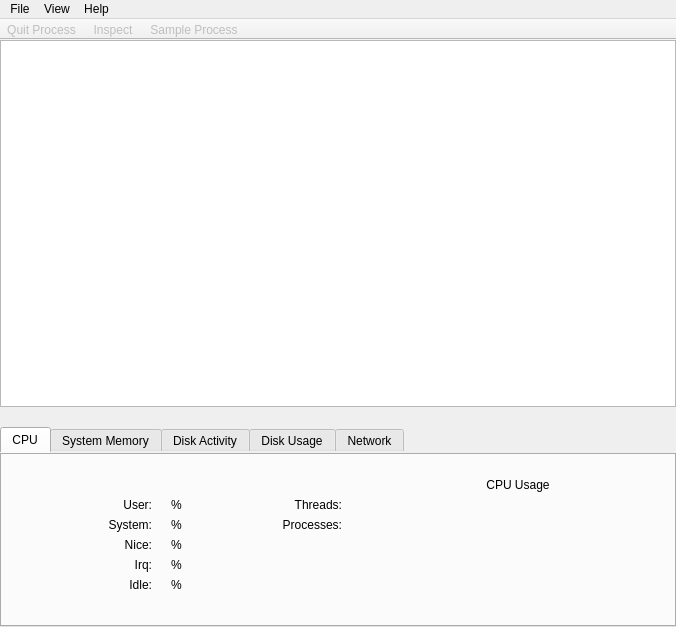
helloSystem/Utilities, file Under Construction/Activity Monitor.app/Resources/main_window.ui: the form before one commit.
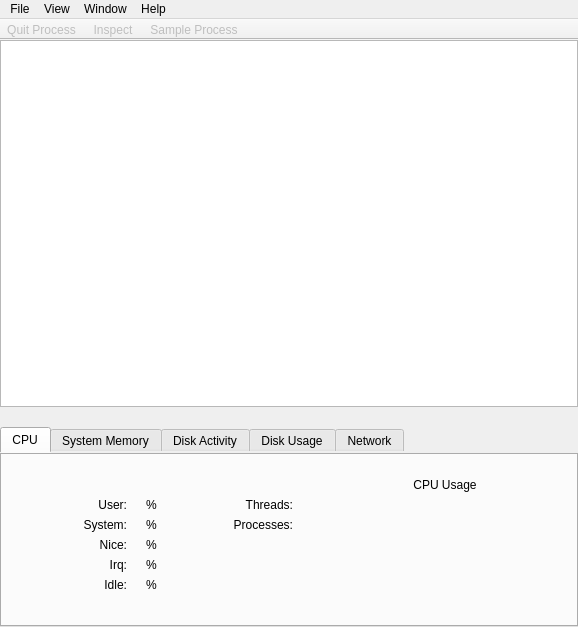
The form after the commit. Icons and pictures are not drawn. Custom widgets are drawn as their Qt base class.

Commit message: add capability to use packets on Disk Activity Tab

Patch:
```diff
--- a/Under Construction/Activity Monitor.app/Resources/main_window.ui
+++ b/Under Construction/Activity Monitor.app/Resources/main_window.ui
@@ -6,7 +6,7 @@
    <rect>
     <x>0</x>
     <y>0</y>
-    <width>676</width>
+    <width>578</width>
     <height>627</height>
    </rect>
   </property>
@@ -2334,7 +2334,7 @@
     <rect>
      <x>0</x>
      <y>0</y>
-     <width>676</width>
+     <width>578</width>
      <height>24</height>
     </rect>
    </property>
@@ -2397,8 +2397,19 @@
     </property>
     <addaction name="ActionMenuHelpAbout"/>
    </widget>
+   <widget class="QMenu" name="menuView_2">
+    <property name="title">
+     <string>Window</string>
+    </property>
+    <addaction name="actionMinimize"/>
+    <addaction name="separator"/>
+    <addaction name="ActionMenuWindowActivityMonitor"/>
+    <addaction name="ActionMenuWindowCPUUsage"/>
+    <addaction name="ActionMenuWindowCPUHistory"/>
+   </widget>
    <addaction name="menuFile"/>
    <addaction name="menuView"/>
+   <addaction name="menuView_2"/>
    <addaction name="menuHelp"/>
   </widget>
   <widget class="QToolBar" name="toolBar">
```
Left out of the diff: 29 changed lines with no effect on the pictures. The commit also changes 6 other files.
